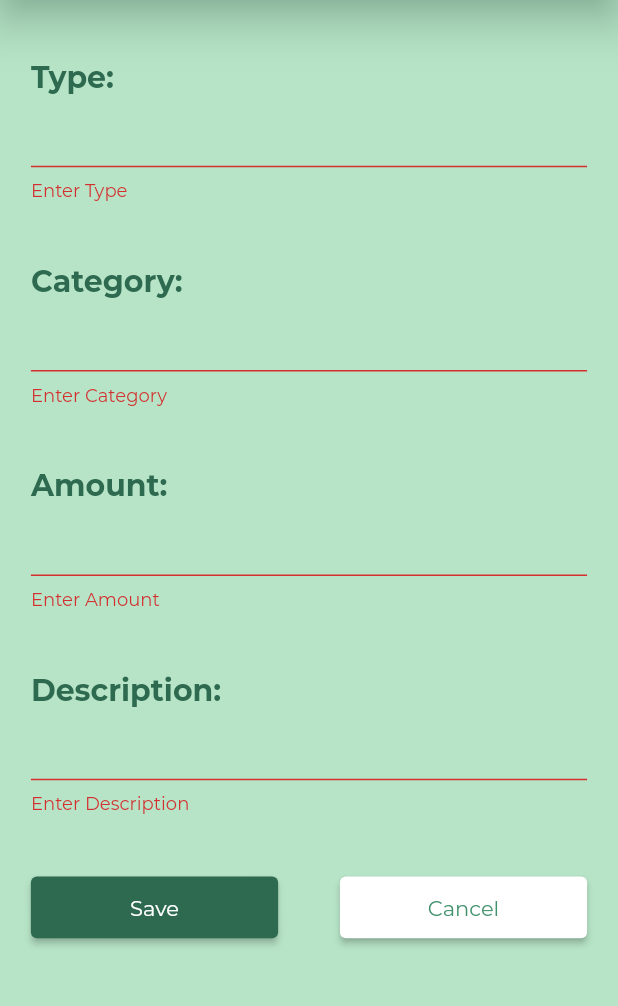
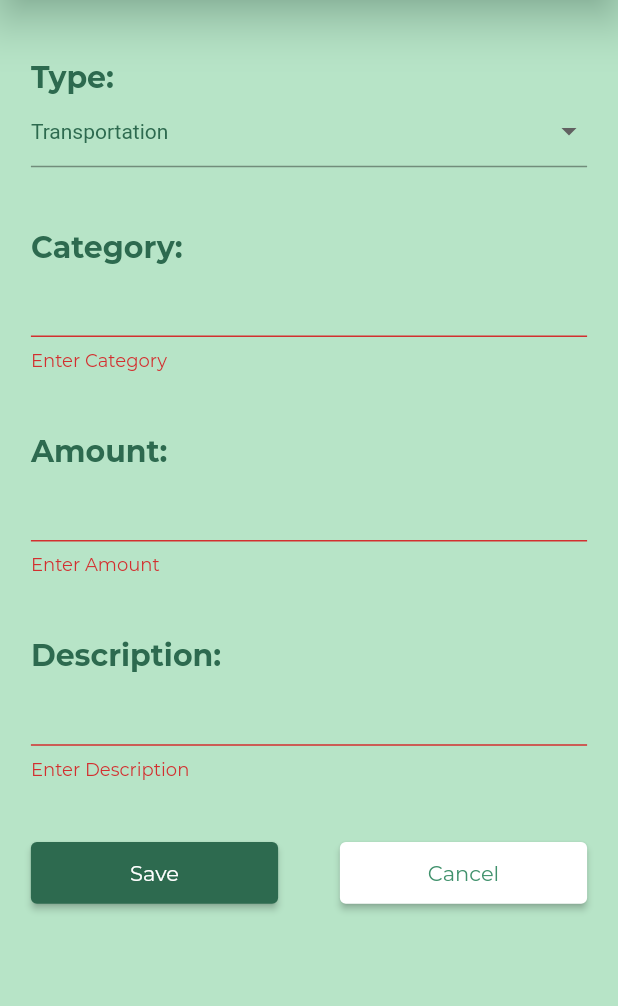
Before and after one commit to Syn4z/Cash-Flow, a Flutter app: the AddExpenseScreen screen opened by its route, after a tap on "Save", on a phone screen of 412 x 824 dp, the part 113-1119 px from its top. Run offline on Flutter 3.47's test engine with Material 2 defaults, Android fonts, the phone set to English and light mode, and no system bars; our stand-ins replace email_validator; project files that could hold a hidden picture were left out.

Commit message:
types of expenses

```diff
--- a/cash_flow/lib/screens/addExpense.dart
+++ b/cash_flow/lib/screens/addExpense.dart
@@ -12,7 +12,7 @@ class AddExpenseScreen extends StatelessWidget {
   @override
   Widget build(BuildContext context) {
     return Scaffold(
-      backgroundColor: Color.fromARGB(255, 183,228,199),
+      backgroundColor: Color.fromARGB(255, 183, 228, 199),
       appBar: AppBar(
           actions: [
             Transform.scale(
@@ -59,7 +59,19 @@ class _ExpenseFormState extends State<ExpenseForm> {
   // Global key that uniquely identifies the Form widget
   // and allows validation of the form.
   final _formKey = GlobalKey<FormState>();
-
+  List<String> items = <String>[
+    'Food',
+    'Transportation',
+    'Home/Rent',
+    'Entertainment',
+    'Daily living',
+    'Financial obligation',
+    'Care',
+    'Gift',
+    'Personal',
+    'Salon',
+    'Other'
+  ];
   @override
   Widget build(BuildContext context) {
     double screenWidth = MediaQuery.of(context).size.width;
@@ -69,6 +81,8 @@ class _ExpenseFormState extends State<ExpenseForm> {
       Navigator.of(context)
           .push(MaterialPageRoute(builder: (context) => ExpensesScreen()));
     }
+
+    String dropDownValue = items[1];
 
     return Form(
       key: _formKey,
@@ -87,16 +101,28 @@ class _ExpenseFormState extends State<ExpenseForm> {
                     fontSize: 20,
                     fontWeight: FontWeight.w700,
                     color: Color.fromARGB(255, 45, 106, 79))),
-            TextFormField(
+            DropdownButtonFormField(
+              onChanged: (String? newValue) {
+                setState(() {
+                  dropDownValue = newValue!;
+                });
+              },
+              items: items.map<DropdownMenuItem<String>>((String value) {
+                return DropdownMenuItem<String>(
+                  value: value,
+                  child: Text(value),
+                );
+              }).toList(),
               // The validator receives the text that the user has entered.
+              value: dropDownValue,
               validator: (value) {
-                if (value == null || value.isEmpty) {
+                if (value == null) {
                   return "Enter Type";
                 }
                 return null;
               },
               style: TextStyle(color: Color.fromARGB(255, 45, 106, 79)),
-              cursorColor: Color.fromARGB(255, 149, 213, 178),
+              // cursorColor: Color.fromARGB(255, 149, 213, 178),
               decoration: InputDecoration(
                   focusedBorder: UnderlineInputBorder(
                       borderSide: BorderSide(
--- a/cash_flow/lib/screens/expenses.dart
+++ b/cash_flow/lib/screens/expenses.dart
@@ -22,7 +22,7 @@ class ExpensesScreen extends StatelessWidget {
     }
 
     return Scaffold(
-      backgroundColor: Color.fromARGB(255, 183,228,199),
+      backgroundColor: Color.fromARGB(255, 183, 228, 199),
       appBar: AppBar(
         actions: [
           Transform.scale(
--- a/cash_flow/pubspec.yaml
+++ b/cash_flow/pubspec.yaml
@@ -36,6 +36,7 @@ dependencies:
   # The following adds the Cupertino Icons font to your application.
   # Use with the CupertinoIcons class for iOS style icons.
   cupertino_icons: ^1.0.2
+  pie_chart: ^5.1.0
 
 dev_dependencies:
   email_validator: ^2.0.1
```
Also changed, not shown: cash_flow/lib/widgets/pieChart.dart (added, +14 -0 lines), cash_flow/pubspec.lock.
